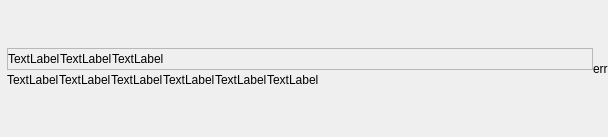
naver/prism-live-studio, file src/prism/main/channels/LiveEnd-Summary/PLSLiveEndItem.ui: the form before one commit.
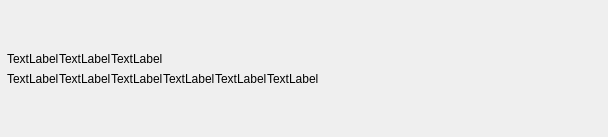
The form after the commit. Custom widgets are drawn as their Qt base class.

What changed in the file:
```diff
--- a/src/prism/main/channels/LiveEnd-Summary/PLSLiveEndItem.ui
+++ b/src/prism/main/channels/LiveEnd-Summary/PLSLiveEndItem.ui
@@ -58,13 +58,7 @@
       </spacer>
      </item>
      <item>
-      <widget class="QFrame" name="frame">
-       <property name="frameShape">
-        <enum>QFrame::StyledPanel</enum>
-       </property>
-       <property name="frameShadow">
-        <enum>QFrame::Raised</enum>
-       </property>
+      <widget class="QWidget" name="widget" native="true">
        <layout class="QHBoxLayout" name="horizontalLayout_3">
         <property name="spacing">
          <number>0</number>
@@ -100,6 +94,9 @@
           <property name="text">
            <string>TextLabel</string>
           </property>
+          <property name="indent">
+           <number>0</number>
+          </property>
          </widget>
         </item>
         <item>
@@ -212,13 +209,6 @@
      </item>
     </layout>
    </item>
-   <item>
-    <widget class="QLabel" name="errorIcon">
-     <property name="text">
-      <string>err</string>
-     </property>
-    </widget>
-   </item>
   </layout>
  </widget>
  <customwidgets>
```
